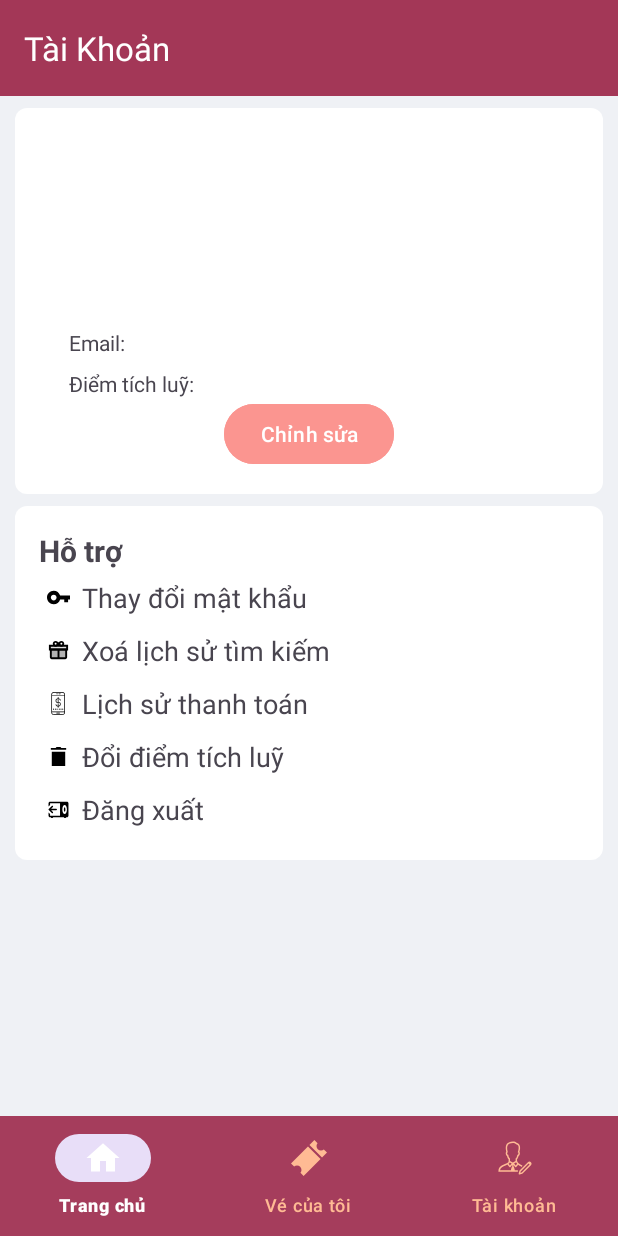
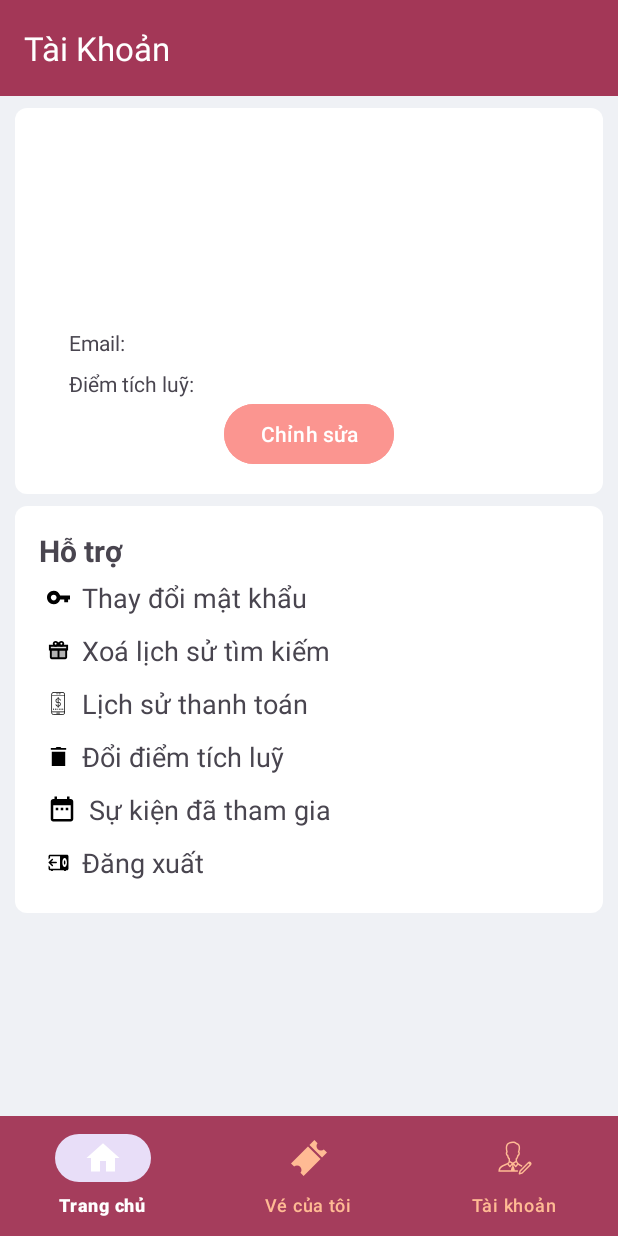
Before and after one commit to KTPx4/Ticket_System, an Android app: the fragment AccountUserFragment placed in its activity, on a phone screen of 412 x 824 dp. Run offline under Robolectric (Android 15) with nearby library versions, the phone set to English and light mode, and no system bars; our stand-ins replace Volley; network calls fail; pictures from the network do not load; 1 statement that could not run was skipped.

Commit message:
Update v0.2

```diff
--- a/client/app/src/main/java/com/example/ticketbooking/AccountUserFragment.java
+++ b/client/app/src/main/java/com/example/ticketbooking/AccountUserFragment.java
@@ -16,6 +16,7 @@ import androidx.fragment.app.FragmentTransaction;
 
 import com.bumptech.glide.Glide;
 import com.example.ticketbooking.coupon.CouponActivity;
+import com.example.ticketbooking.history.JoinActivity;
 
 import org.json.JSONObject;
 
@@ -25,7 +26,7 @@ import services.EventService;
 import services.HomeService;
 
 public class AccountUserFragment extends Fragment {
-    private TextView txt_logout,txt_Name,txt_Point,txt_Email,txt_delhistory,txt_PaymentHistory , tvPoint;
+    private TextView txt_logout,txt_Name,txt_Point,txt_Email,txt_delhistory,txt_PaymentHistory , tvPoint, tvAfterEvent;
     private ImageView imgUser;
     private Button button_edit;
 
@@ -45,6 +46,7 @@ public class AccountUserFragment extends Fragment {
         txt_PaymentHistory = view.findViewById(R.id.txt_PaymentHistory);
         button_edit = view.findViewById(R.id.button_edit);
         tvPoint = view.findViewById(R.id.txt_exchangePoints);
+        tvAfterEvent = view.findViewById(R.id.tvAfterEvent);
         tvPoint.setOnClickListener(v -> {
             Intent intent = new Intent(getActivity(), CouponActivity.class);
             startActivity(intent);
@@ -59,6 +61,10 @@ public class AccountUserFragment extends Fragment {
             startActivity(intent);
         });
 
+        tvAfterEvent.setOnClickListener((v)->{
+            Intent intent = new Intent(view.getContext(), JoinActivity.class);
+            startActivity(intent);
+        });
 
         txt_delhistory.setOnClickListener(v -> DeleteHistory());
 
--- /dev/null
+++ b/client/app/src/main/res/drawable/ic_date.xml
@@ -0,0 +1,5 @@
+<vector xmlns:android="http://schemas.android.com/apk/res/android" android:height="20dp" android:tint="#000000" android:viewportHeight="24" android:viewportWidth="24" android:width="20dp">
+
+    <path android:fillColor="@android:color/white" android:pathData="M9,11L7,11v2h2v-2zM13,11h-2v2h2v-2zM17,11h-2v2h2v-2zM19,4h-1L18,2h-2v2L8,4L8,2L6,2v2L5,4c-1.11,0 -1.99,0.9 -1.99,2L3,20c0,1.1 0.89,2 2,2h14c1.1,0 2,-0.9 2,-2L21,6c0,-1.1 -0.9,-2 -2,-2zM19,20L5,20L5,9h14v11z"/>
+
+</vector>
--- a/client/app/src/main/res/layout/fragment_account_user.xml
+++ b/client/app/src/main/res/layout/fragment_account_user.xml
@@ -146,6 +146,16 @@
                 android:drawableLeft="@drawable/trash_can"
                 android:drawableTint="@android:color/black"
                 android:drawablePadding="8dp"/>
+            <TextView
+                android:textSize="18dp"
+                android:padding="5dp"
+                android:id="@+id/tvAfterEvent"
+                android:layout_width="match_parent"
+                android:layout_height="wrap_content"
+                android:text="Sự kiện đã tham gia"
+                android:drawableLeft="@drawable/ic_date"
+                android:drawableTint="@android:color/black"
+                android:drawablePadding="8dp"/>
 
             <TextView
                 android:textSize="18dp"
--- a/client/app/src/main/res/layout/history_activity_join.xml
+++ b/client/app/src/main/res/layout/history_activity_join.xml
@@ -5,6 +5,7 @@
     android:id="@+id/main"
     android:layout_width="match_parent"
     android:layout_height="match_parent"
+    android:fitsSystemWindows="true"
     tools:context=".history.JoinActivity">
 
     <Toolbar
```
